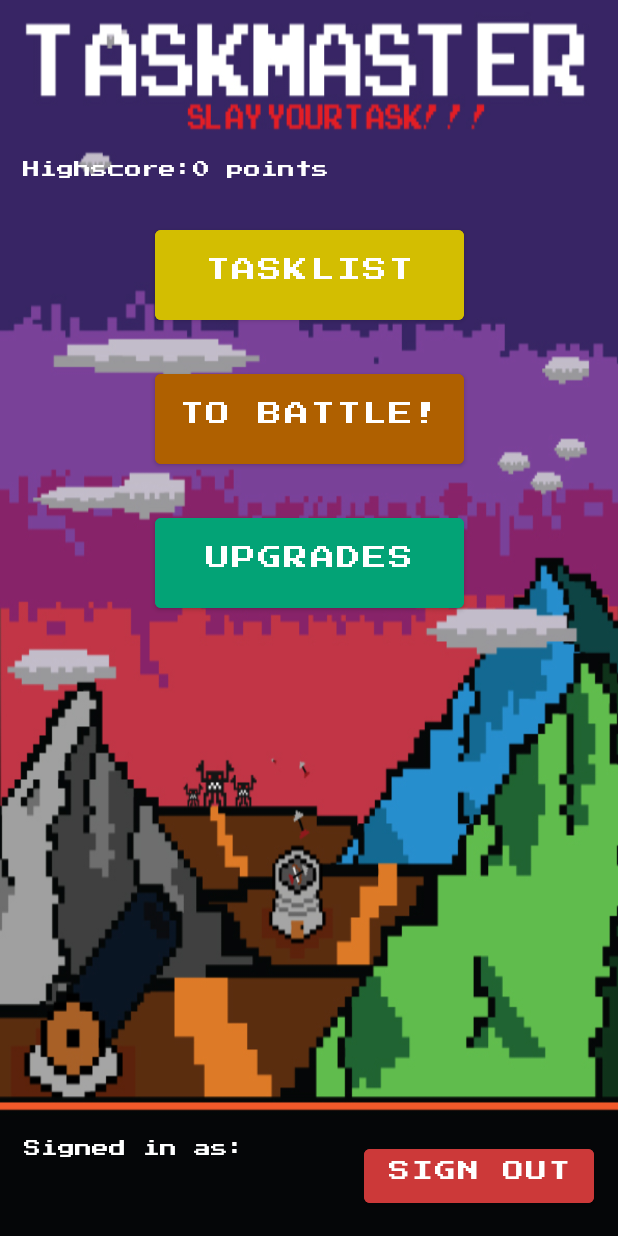
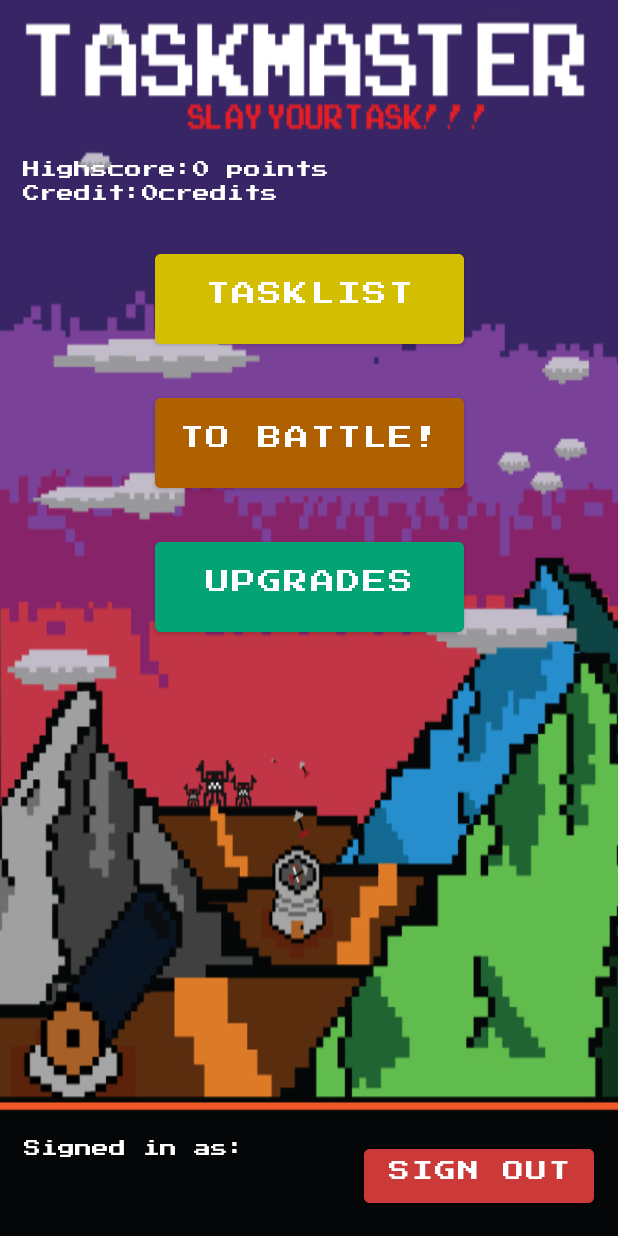
Before and after one commit to ChngWC/TaskMaster, an Android app: the ProfileActivity screen opened directly, with no data from a screen before it, on a phone screen of 412 x 824 dp. Run offline under Robolectric (Android 15) with nearby library versions, the phone set to English and light mode, and no system bars; our stand-ins replace Firebase (no records; nobody signed in at launch, a user with empty details on screens opened directly); 1 statement that could not run was skipped.

Commit message:
Added a credit system, where every task user delete will increase user credit by 100

```diff
--- a/app/src/main/java/com/example/taskmaster/GameStuff/TouchHelper.java
+++ b/app/src/main/java/com/example/taskmaster/GameStuff/TouchHelper.java
@@ -6,11 +6,23 @@ import android.graphics.Canvas;
 import android.graphics.Color;
 
 import androidx.annotation.NonNull;
+import androidx.annotation.Nullable;
 import androidx.recyclerview.widget.ItemTouchHelper;
 import androidx.recyclerview.widget.RecyclerView;
 
 import com.example.taskmaster.Adapter.ToDoAdapter;
 import com.example.taskmaster.R;
+import com.google.firebase.auth.FirebaseAuth;
+import com.google.firebase.auth.FirebaseUser;
+import com.google.firebase.firestore.DocumentReference;
+import com.google.firebase.firestore.DocumentSnapshot;
+import com.google.firebase.firestore.EventListener;
+import com.google.firebase.firestore.FieldValue;
+import com.google.firebase.firestore.FirebaseFirestore;
+import com.google.firebase.firestore.FirebaseFirestoreException;
+
+import java.util.HashMap;
+import java.util.Map;
 
 import it.xabaras.android.recyclerview.swipedecorator.RecyclerViewSwipeDecorator;
 
@@ -39,6 +51,10 @@ public class TouchHelper extends ItemTouchHelper.SimpleCallback {
                         @Override
                         public void onClick(DialogInterface dialog, int which) {
                             adapter.deleteTask(position);
+                            FirebaseFirestore firestore =  FirebaseFirestore.getInstance();
+                            FirebaseUser currentFirebaseUser = FirebaseAuth.getInstance().getCurrentUser() ;
+                            DocumentReference documentReference = firestore.collection("Users").document(currentFirebaseUser.getUid()).collection("Credits").document("creditMap");
+                            firestore.collection("Users").document(currentFirebaseUser.getUid()).collection("Credits").document("creditMap").update("userCredit", FieldValue.increment(100));
                         }
                     }).setNegativeButton("No", new DialogInterface.OnClickListener() {
                         @Override
--- a/app/src/main/java/com/example/taskmaster/ProfileActivity.java
+++ b/app/src/main/java/com/example/taskmaster/ProfileActivity.java
@@ -25,6 +25,9 @@ import com.google.firebase.firestore.DocumentSnapshot;
 import com.google.firebase.firestore.EventListener;
 import com.google.firebase.firestore.FirebaseFirestore;
 import com.google.firebase.firestore.FirebaseFirestoreException;
+
+import java.util.HashMap;
+import java.util.Map;
 
 public class ProfileActivity extends AppCompatActivity {
 
@@ -124,5 +127,24 @@ public class ProfileActivity extends AppCompatActivity {
             }
         });
 
+        TextView credit = (TextView) findViewById(R.id.currentCredit);
+        DocumentReference creditDoc = fstore.collection("Users").document(userID).collection("Credits").document("creditMap");
+        creditDoc.addSnapshotListener(this, new EventListener<DocumentSnapshot>() {
+            @Override
+            public void onEvent(@Nullable DocumentSnapshot value, @Nullable FirebaseFirestoreException error) {
+                if (value.exists()) {
+                    int currentCredit = (value.getLong("userCredit").intValue());
+                    String creditDisplay = currentCredit + " credits";
+                    credit.setText(creditDisplay);
+                } else {
+                    Map<String, Integer> creditMap = new HashMap<>();
+                    creditMap.put("userCredit", 0);
+                    fstore.collection("Users").document(userID).collection("Credits").document("creditMap").set(creditMap);
+                    String creditDisplay = 0 + "credits";
+                    credit.setText(creditDisplay);
+                }
+            }
+        });
+
     }
 }
--- a/app/src/main/res/layout/activity_profile.xml
+++ b/app/src/main/res/layout/activity_profile.xml
@@ -16,6 +16,16 @@
         android:textSize="11sp"
         app:layout_constraintBottom_toTopOf="@id/guideline16"
         app:layout_constraintStart_toEndOf="@+id/highScore" />
+
+    <TextView
+        android:id="@+id/currentCredit"
+        android:layout_width="wrap_content"
+        android:layout_height="wrap_content"
+        android:fontFamily="@font/press_start_2p"
+        android:textColor="#FFFFFF"
+        android:textSize="11sp"
+        app:layout_constraintTop_toBottomOf="@id/guideline16"
+        app:layout_constraintStart_toEndOf="@+id/credit" />
 
     <Button
         android:id="@+id/signout"
@@ -67,6 +77,18 @@
         android:layout_marginLeft="15dp"/>
 
     <TextView
+        android:id="@+id/credit"
+        android:layout_width="wrap_content"
+        android:layout_height="wrap_content"
+        android:layout_marginLeft="15dp"
+        android:fontFamily="@font/press_start_2p"
+        android:text="Credit:"
+        android:textColor="#FFFFFF"
+        android:textSize="11sp"
+        app:layout_constraintStart_toStartOf="@+id/guideline11"
+        app:layout_constraintTop_toBottomOf="@+id/guideline16" />
+
+    <TextView
         android:id="@+id/nameText"
         android:layout_width="wrap_content"
         android:layout_height="wrap_content"
@@ -93,7 +115,7 @@
         app:layout_constraintEnd_toEndOf="@id/guideline9"
         app:layout_constraintHorizontal_bias="0.0"
         app:layout_constraintStart_toStartOf="@id/guideline8"
-        app:layout_constraintTop_toBottomOf="@id/highScore"
+        app:layout_constraintTop_toBottomOf="@id/credit"
         app:layout_constraintVertical_bias="0"
         tools:ignore="TextContrastCheck" />
 
```
Also changed, not shown: app/src/main/java/com/example/taskmaster/Adapter/ToDoAdapter.java (+7 -0 lines).
